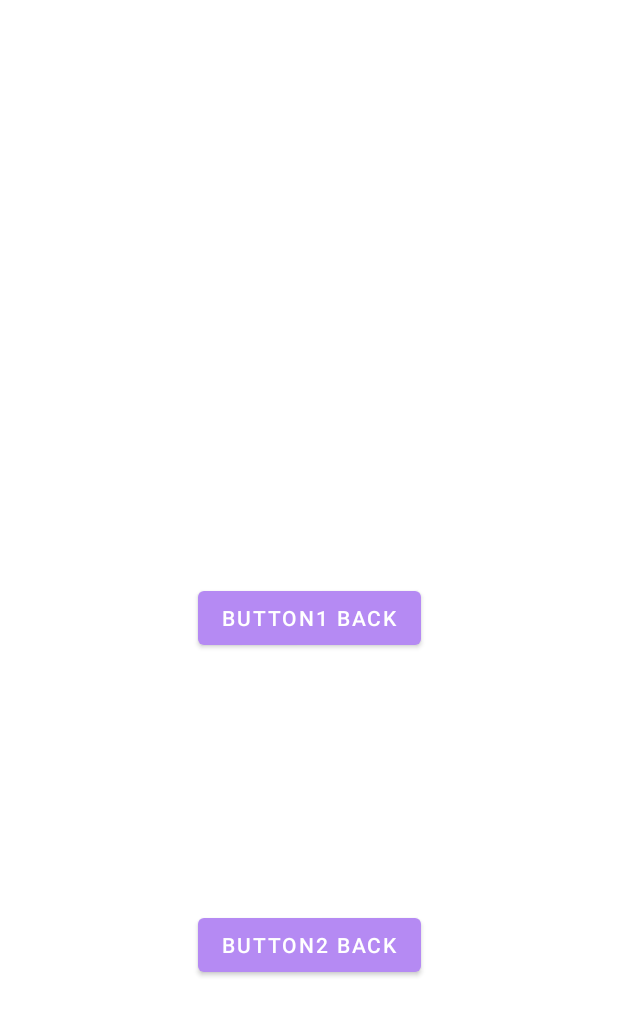
After one commit to wldnjs1277/SchoolClass, an Android app: the MainActivity2 screen opened directly, with no data from a screen before it, on a phone screen of 412 x 824 dp. The commit adds this screen. Shown: the top 1016 px of the screen. Run offline under Robolectric (Android 15) with nearby library versions, the phone set to English and light mode, and no system bars.

Commit message:
-화면 전환하기

```diff
--- a/app/build.gradle
+++ b/app/build.gradle
@@ -7,11 +7,11 @@ android {
         buildFeatures {
             viewBinding = true
     }
-    compileSdk 31
+    compileSdk 33
     defaultConfig {
         applicationId "com.example.schoolclass"
         minSdk 23
-        targetSdk 31
+        targetSdk 33
         versionCode 1
         versionName "1.0"
 
@@ -39,6 +39,7 @@ dependencies {
     implementation 'androidx.appcompat:appcompat-resources:1.5.1'
     implementation 'com.google.android.material:material:1.6.1'
     implementation 'androidx.constraintlayout:constraintlayout:2.1.4'
+    implementation 'androidx.appcompat:appcompat:1.5.1'
     testImplementation 'junit:junit:4.13.2'
     androidTestImplementation 'androidx.test.ext:junit:1.1.3'
     androidTestImplementation 'androidx.test.espresso:espresso-core:3.4.0'
--- /dev/null
+++ b/app/src/main/java/com/example/schoolclass/MainActivity2.kt
@@ -0,0 +1,21 @@
+package com.example.schoolclass
+
+import androidx.appcompat.app.AppCompatActivity
+import android.os.Bundle
+import com.example.schoolclass.databinding.ActivityMain2Binding
+import com.example.schoolclass.databinding.ActivityMainBinding
+
+class MainActivity2 : AppCompatActivity() {
+    override fun onCreate(savedInstanceState: Bundle?) {
+        super.onCreate(savedInstanceState)
+        val binding2= ActivityMain2Binding.inflate(layoutInflater)
+        setContentView(binding2.root)
+
+        binding2.button3.setOnClickListener{
+            finish()
+        }
+        binding2.button4.setOnClickListener{
+            finish()
+        }
+    }
+}
--- /dev/null
+++ b/app/src/main/res/layout/activity_main2.xml
@@ -0,0 +1,28 @@
+<?xml version="1.0" encoding="utf-8"?>
+<androidx.constraintlayout.widget.ConstraintLayout xmlns:android="http://schemas.android.com/apk/res/android"
+    xmlns:app="http://schemas.android.com/apk/res-auto"
+    xmlns:tools="http://schemas.android.com/tools"
+    android:layout_width="match_parent"
+    android:layout_height="match_parent"
+    tools:context=".MainActivity2">
+
+    <Button
+        android:id="@+id/button3"
+        android:layout_width="wrap_content"
+        android:layout_height="wrap_content"
+        android:text="Button1 back"
+        app:layout_constraintBottom_toBottomOf="parent"
+        app:layout_constraintEnd_toEndOf="parent"
+        app:layout_constraintStart_toStartOf="parent"
+        app:layout_constraintTop_toTopOf="parent" />
+
+    <Button
+        android:id="@+id/button4"
+        android:layout_width="wrap_content"
+        android:layout_height="wrap_content"
+        android:text="Button2 back"
+        app:layout_constraintBottom_toBottomOf="parent"
+        app:layout_constraintEnd_toEndOf="parent"
+        app:layout_constraintStart_toStartOf="parent"
+        app:layout_constraintTop_toBottomOf="@+id/button3" />
+</androidx.constraintlayout.widget.ConstraintLayout>
```
Also changed, not shown: app/src/main/AndroidManifest.xml (+6 -2 lines), app/src/main/java/com/example/schoolclass/MainActivity.kt (+11 -0 lines).
